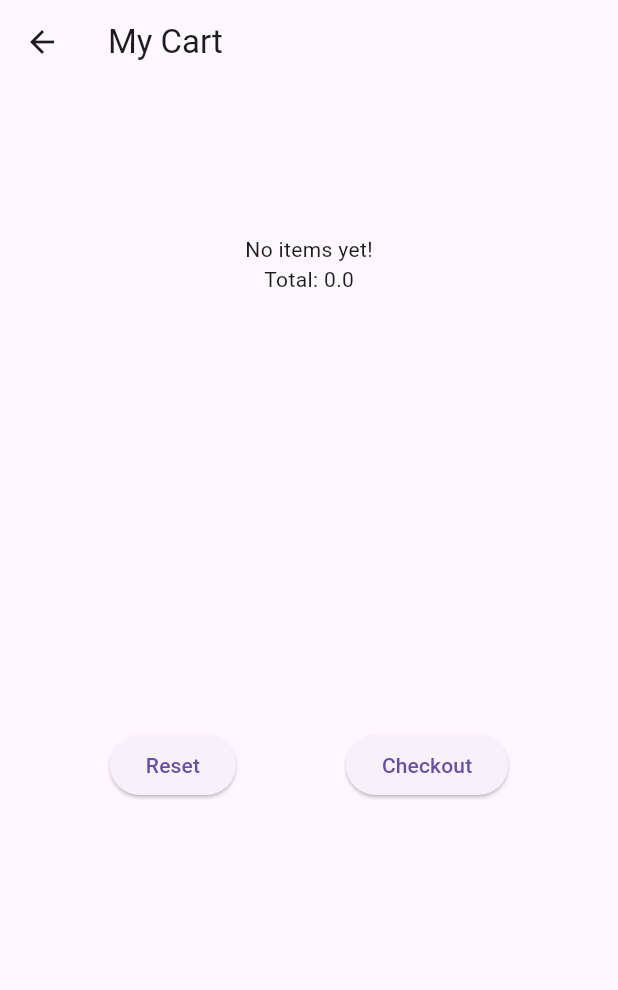
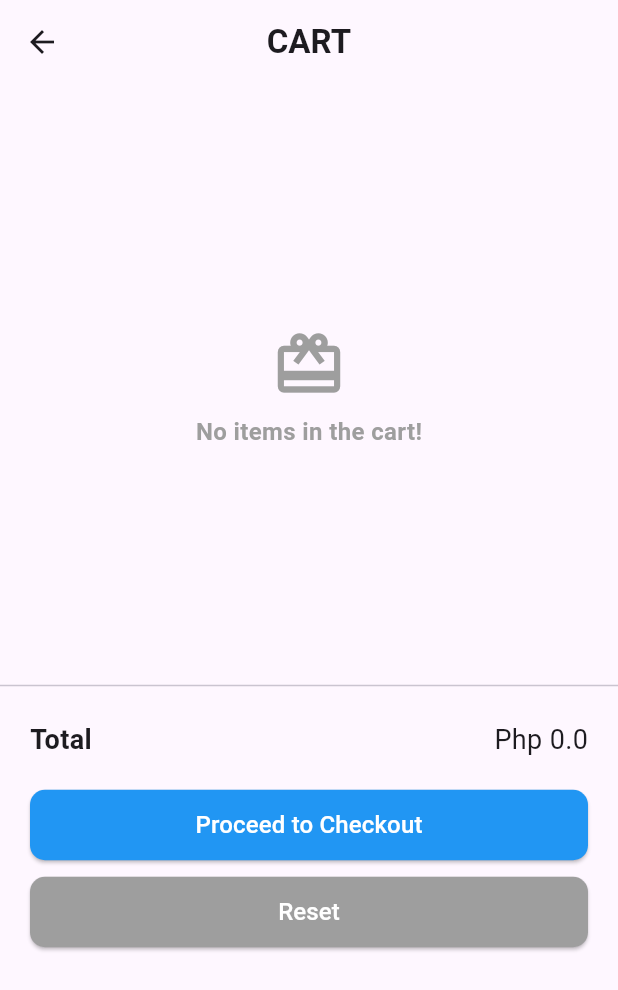
Before and after one commit to joanxrose/exer-6-state-management, a Flutter app: the MyCart screen opened directly, on a phone screen of 412 x 824 dp. Shown: the top 990 px of the screen. Run offline on Flutter 3.47's test engine with Material 3 defaults, Android fonts, the phone set to English and light mode, and no system bars.

Commit message:
feat: Edit UI designs for all the screens

```diff
--- a/cart_app/lib/components/computeCost.dart
+++ b/cart_app/lib/components/computeCost.dart
@@ -5,7 +5,26 @@ import 'package:cart_app/provider/shoppingcart_provider.dart';
 Widget computeCost() {
   return Consumer<ShoppingCart>(
     builder: (context, cart, child) {
-      return Text("Total: ${cart.cartTotal}");
+      return Align(
+        alignment: Alignment.centerLeft,
+        child: Padding(
+          padding:
+              const EdgeInsets.only(left: 20, right: 20, top: 15, bottom: 20),
+          child: Row(
+            mainAxisAlignment: MainAxisAlignment.spaceBetween,
+            children: [
+              const Text(
+                "Total",
+                style: TextStyle(fontSize: 18, fontWeight: FontWeight.bold),
+              ),
+              Text(
+                "Php ${cart.cartTotal}",
+                style: const TextStyle(fontSize: 18),
+              ),
+            ],
+          ),
+        ),
+      );
     },
   );
 }
--- /dev/null
+++ b/cart_app/lib/components/customButton.dart
@@ -0,0 +1,37 @@
+import 'package:flutter/material.dart';
+
+class CustomButton extends StatelessWidget {
+  const CustomButton(
+      {super.key,
+      required this.onPressed,
+      required this.text,
+      required this.backgroundColor});
+
+  final VoidCallback onPressed;
+  final String text;
+  final Color backgroundColor;
+
+  @override
+  Widget build(BuildContext context) {
+    return SizedBox(
+        width: double.infinity,
+        child: ElevatedButton(
+          style: ElevatedButton.styleFrom(
+            backgroundColor: backgroundColor,
+            padding: const EdgeInsets.symmetric(vertical: 12),
+            shape: RoundedRectangleBorder(
+              borderRadius: BorderRadius.circular(10),
+            ),
+          ),
+          onPressed: onPressed,
+          child: Text(
+            text,
+            style: const TextStyle(
+              fontSize: 16,
+              // fontWeight: FontWeight.w900,
+              color: Colors.white,
+            ),
+          ),
+        ));
+  }
+}
--- /dev/null
+++ b/cart_app/lib/components/noItems.dart
@@ -0,0 +1,37 @@
+import 'package:flutter/material.dart';
+
+class NoItemsComponent extends StatelessWidget {
+  const NoItemsComponent(
+      {super.key, required this.text, required this.paddingTop});
+
+  final String text;
+  final double paddingTop;
+
+  @override
+  Widget build(BuildContext context) {
+    return Padding(
+      padding: EdgeInsets.only(top: paddingTop, bottom: 150),
+      child: Center(
+        child: Column(
+          children: [
+            const Icon(
+              Icons.redeem_outlined,
+              color: Colors.grey,
+              size: 50,
+            ),
+            const SizedBox(
+              height: 8,
+            ),
+            Text(
+              text,
+              style: const TextStyle(
+                  fontSize: 16,
+                  color: Colors.grey,
+                  fontWeight: FontWeight.bold),
+            ),
+          ],
+        ),
+      ),
+    );
+  }
+}
--- a/cart_app/lib/main.dart
+++ b/cart_app/lib/main.dart
@@ -19,6 +19,9 @@ class MyApp extends StatelessWidget {
   Widget build(BuildContext context) {
     return MaterialApp(
       title: appTitle,
+      theme: ThemeData(
+        primaryColor: Colors.blue,
+      ),
       initialRoute: catalogPage,
       onGenerateRoute: MainRouting.generateRoute,
     );
--- a/cart_app/lib/screens/myCart.dart
+++ b/cart_app/lib/screens/myCart.dart
@@ -1,3 +1,5 @@
+import 'package:cart_app/components/customButton.dart';
+import 'package:cart_app/components/noItems.dart';
 import 'package:cart_app/routes.dart/constants.dart';
 import 'package:flutter/material.dart';
 import 'package:provider/provider.dart';
@@ -13,19 +15,37 @@ class MyCart extends StatelessWidget {
     List<Item> products = context.watch<ShoppingCart>().cart;
 
     return Scaffold(
-      appBar: AppBar(title: const Text("My Cart")),
+      appBar: AppBar(
+        title: const Text(
+          "CART",
+          style: TextStyle(fontWeight: FontWeight.bold),
+        ),
+        centerTitle: true,
+      ),
       body: Column(
         mainAxisAlignment: MainAxisAlignment.center,
         children: [
           getItems(context),
+          const Divider(),
           computeCost(),
-          //const Divider(height: 4, color: Colors.black),
-          Flexible(
-              child: Center(
-                  child: Row(
+          Center(
+              child: Padding(
+            padding: const EdgeInsets.only(bottom: 80),
+            child: Padding(
+              padding: const EdgeInsets.only(left: 20, right: 20),
+              child: Column(
                   mainAxisAlignment: MainAxisAlignment.spaceEvenly,
                   children: [
-                ElevatedButton(
+                    CustomButton(
+                        onPressed: () {
+                          Navigator.pushNamed(context, checkoutPage);
+                        },
+                        text: "Proceed to Checkout",
+                        backgroundColor: Colors.blue),
+                    const SizedBox(
+                      height: 10,
+                    ),
+                    CustomButton(
                         onPressed: () {
                           if (products.isNotEmpty) {
                             context.read<ShoppingCart>().removeAll();
@@ -38,13 +58,11 @@ class MyCart extends StatelessWidget {
                             ));
                           }
                         },
-                    child: const Text("Reset")),
-                ElevatedButton(
-                    onPressed: () {
-                      Navigator.pushNamed(context, checkoutPage);
-                    },
-                    child: const Text("Checkout")),
-              ]))),
+                        text: "Reset",
+                        backgroundColor: Colors.grey),
+                  ]),
+            ),
+          )),
         ],
       ),
     );
@@ -54,9 +72,9 @@ class MyCart extends StatelessWidget {
     List<Item> products = context.watch<ShoppingCart>().cart;
     String productName = "";
     return products.isEmpty
-        ? const Padding(
-            padding: EdgeInsets.only(top: 100),
-            child: Text("No items yet!"),
+        ? const NoItemsComponent(
+            text: "No items in the cart!",
+            paddingTop: 50,
           )
         : Expanded(
             child: Column(
```
Also changed, not shown: cart_app/lib/screens/myCatalog.dart (+13 -4 lines), cart_app/lib/screens/myCheckout.dart (+45 -12 lines). Lines whose indentation alone changed are shown as unchanged.
